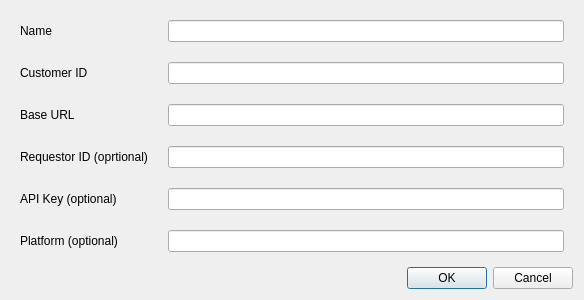
The window that ui/AddVendorDialog.ui (CS-4820-Library-Project/COUNTER-5-Report-Tool-2020-5.0) describes before a commit, drawn with Qt 5.
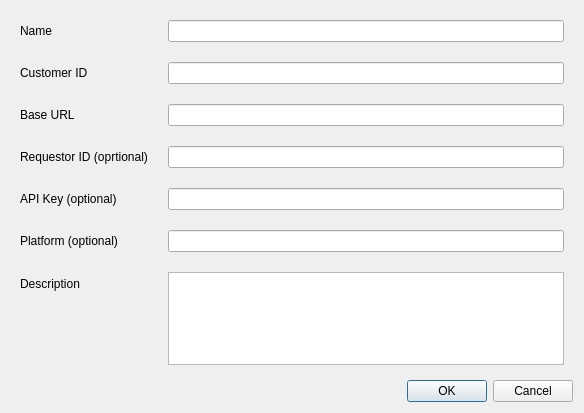
The same window after the commit.

Commit message:
Added Notes section to vendors tab (#30)
Minor UI cleanup, Description added to vendors

```diff
--- a/ui/AddVendorDialog.ui
+++ b/ui/AddVendorDialog.ui
@@ -7,7 +7,7 @@
     <x>0</x>
     <y>0</y>
     <width>584</width>
-    <height>300</height>
+    <height>413</height>
    </rect>
   </property>
   <property name="windowTitle">
@@ -25,7 +25,7 @@
     </widget>
    </item>
    <item row="0" column="0">
-    <widget class="QFrame" name="">
+    <widget class="QFrame" name="frame">
      <layout class="QFormLayout" name="formLayout">
       <property name="horizontalSpacing">
        <number>20</number>
@@ -93,6 +93,16 @@
       <item row="5" column="1">
        <widget class="QLineEdit" name="platformEdit"/>
       </item>
+      <item row="6" column="0">
+       <widget class="QLabel" name="label_7">
+        <property name="text">
+         <string>Description</string>
+        </property>
+       </widget>
+      </item>
+      <item row="6" column="1">
+       <widget class="QPlainTextEdit" name="descriptionEdit"/>
+      </item>
      </layout>
     </widget>
    </item>
```
The commit also changes 4 other files.
